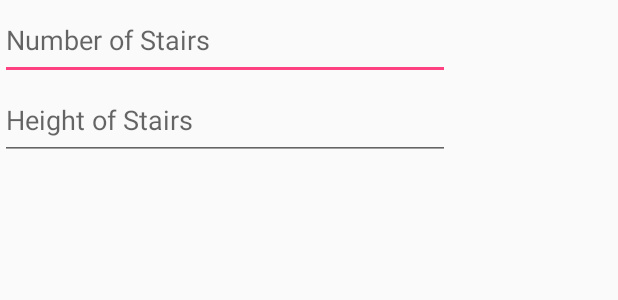
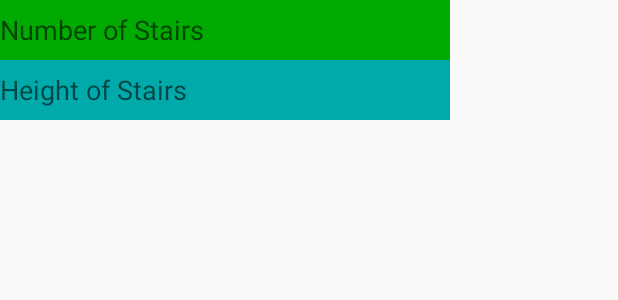
Before and after one commit to deniz01255/BP-ClientServer-Dummy, an Android app: the layout activity_dialog_stairs.xml on its own in the app's theme, with its tools: preview values and no code run, on a phone screen of 412 x 824 dp. Shown: the top 300 px of the screen. Run offline under Robolectric (Android 15) with nearby library versions, the phone set to English and light mode, and no system bars.

Commit message:
- fixed project

```diff
--- a/app/src/main/java/com/tudarmstadt/barrierefreiesrouting/datacollectionapp/abstacleIMPL/Construction.java
+++ b/app/src/main/java/com/tudarmstadt/barrierefreiesrouting/datacollectionapp/abstacleIMPL/Construction.java
@@ -1,4 +1,4 @@
-package com.tudarmstadt.barrierefreiesrouting.datacollectionapp.obstacles;
+package com.tudarmstadt.barrierefreiesrouting.datacollectionapp.abstacleIMPL;
 
 /**
  * Created by deniz on 25.06.17.
--- a/app/src/main/java/com/tudarmstadt/barrierefreiesrouting/datacollectionapp/abstacleIMPL/Elevator.java
+++ b/app/src/main/java/com/tudarmstadt/barrierefreiesrouting/datacollectionapp/abstacleIMPL/Elevator.java
@@ -1,4 +1,4 @@
-package com.tudarmstadt.barrierefreiesrouting.datacollectionapp.obstacles;
+package com.tudarmstadt.barrierefreiesrouting.datacollectionapp.abstacleIMPL;
 
 /**
  * Created by deniz on 25.06.17.
--- a/app/src/main/java/com/tudarmstadt/barrierefreiesrouting/datacollectionapp/abstacleIMPL/Fast_Traffic_Light.java
+++ b/app/src/main/java/com/tudarmstadt/barrierefreiesrouting/datacollectionapp/abstacleIMPL/Fast_Traffic_Light.java
@@ -1,4 +1,4 @@
-package com.tudarmstadt.barrierefreiesrouting.datacollectionapp.obstacles;
+package com.tudarmstadt.barrierefreiesrouting.datacollectionapp.abstacleIMPL;
 
 /**
  * Created by deniz on 25.06.17.
--- a/app/src/main/java/com/tudarmstadt/barrierefreiesrouting/datacollectionapp/abstacleIMPL/Ramp.java
+++ b/app/src/main/java/com/tudarmstadt/barrierefreiesrouting/datacollectionapp/abstacleIMPL/Ramp.java
@@ -1,4 +1,7 @@
-package com.tudarmstadt.barrierefreiesrouting.datacollectionapp.obstacles;
+package com.tudarmstadt.barrierefreiesrouting.datacollectionapp.abstacleIMPL;
+
+import com.tudarmstadt.barrierefreiesrouting.datacollectionapp.obstacles.Obstacle;
+import com.tudarmstadt.barrierefreiesrouting.datacollectionapp.obstacles.ObstacleTypes;
 
 /**
  * Created by deniz on 24.06.17.
--- a/app/src/main/java/com/tudarmstadt/barrierefreiesrouting/datacollectionapp/abstacleIMPL/Uneveness.java
+++ b/app/src/main/java/com/tudarmstadt/barrierefreiesrouting/datacollectionapp/abstacleIMPL/Uneveness.java
@@ -1,4 +1,4 @@
-package com.tudarmstadt.barrierefreiesrouting.datacollectionapp.obstacles;
+package com.tudarmstadt.barrierefreiesrouting.datacollectionapp.abstacleIMPL;
 
 /**
  * Created by deniz on 25.06.17.
--- a/app/src/main/java/com/tudarmstadt/barrierefreiesrouting/datacollectionapp/display/DisplayCard.java
+++ b/app/src/main/java/com/tudarmstadt/barrierefreiesrouting/datacollectionapp/display/DisplayCard.java
@@ -1,4 +1,4 @@
-package com.tudarmstadt.barrierefreiesrouting.datacollectionapp;
+package com.tudarmstadt.barrierefreiesrouting.datacollectionapp.display;
 
 import android.content.Context;
 import android.content.Intent;
@@ -16,6 +16,9 @@ import android.widget.Button;
 import android.widget.EditText;
 import android.widget.TextView;
 
+import com.tudarmstadt.barrierefreiesrouting.datacollectionapp.OkHttpAdress;
+import com.tudarmstadt.barrierefreiesrouting.datacollectionapp.OkHttpSendData;
+import com.tudarmstadt.barrierefreiesrouting.datacollectionapp.R;
 import com.tudarmstadt.barrierefreiesrouting.datacollectionapp.obstacleViews.ObstacleSelection;
 
 import org.osmdroid.api.IMapController;
--- a/app/src/main/java/com/tudarmstadt/barrierefreiesrouting/datacollectionapp/obstacleViews/selectionStairs.java
+++ b/app/src/main/java/com/tudarmstadt/barrierefreiesrouting/datacollectionapp/obstacleViews/selectionStairs.java
@@ -9,7 +9,7 @@ import android.widget.EditText;
 
 import com.google.gson.Gson;
 import com.tudarmstadt.barrierefreiesrouting.datacollectionapp.R;
-import com.tudarmstadt.barrierefreiesrouting.datacollectionapp.obstacles.Stairs;
+import com.tudarmstadt.barrierefreiesrouting.datacollectionapp.abstacleIMPL.Stairs;
 
 public class selectionStairs extends AppCompatActivity {
 
--- a/app/src/main/res/layout/activity_dialog_stairs.xml
+++ b/app/src/main/res/layout/activity_dialog_stairs.xml
@@ -1,25 +1,25 @@
 <?xml version="1.0" encoding="utf-8"?>
 <LinearLayout xmlns:android="http://schemas.android.com/apk/res/android"
     android:layout_width="300dp"
-    android:layout_height="300dp"
-    android:orientation="vertical"
-    android:weightSum="1">
+    android:layout_height="500dp"
+    android:orientation="vertical">
 
 
     <EditText
         android:id="@+id/editTextStairsAmount"
         android:layout_width="match_parent"
-        android:layout_height="20dp"
-        android:layout_weight="0.13"
+        android:layout_height="40dp"
+        android:background="#00AA00"
         android:hint="Number of Stairs"
-        android:inputType="numberDecimal"/>
+        android:inputType="numberDecimal" />
 
     <EditText
         android:id="@+id/editTextStairsAmountH"
         android:layout_width="match_parent"
-        android:layout_height="20dp"
-        android:layout_weight="0.13"
+        android:layout_height="40dp"
+        android:background="#00AAAA"
         android:hint="Height of Stairs"
-        android:inputType="numberDecimal"/>
+        android:inputType="numberDecimal" />
+
 
 </LinearLayout>
```
Also changed, not shown: app/src/main/java/com/tudarmstadt/barrierefreiesrouting/datacollectionapp/MainActivity.java (+3 -13 lines), app/src/main/java/com/tudarmstadt/barrierefreiesrouting/datacollectionapp/abstacleIMPL/Stairs.java (+5 -2 lines), app/src/main/res/layout/activity_main.xml (+28 -12 lines).
